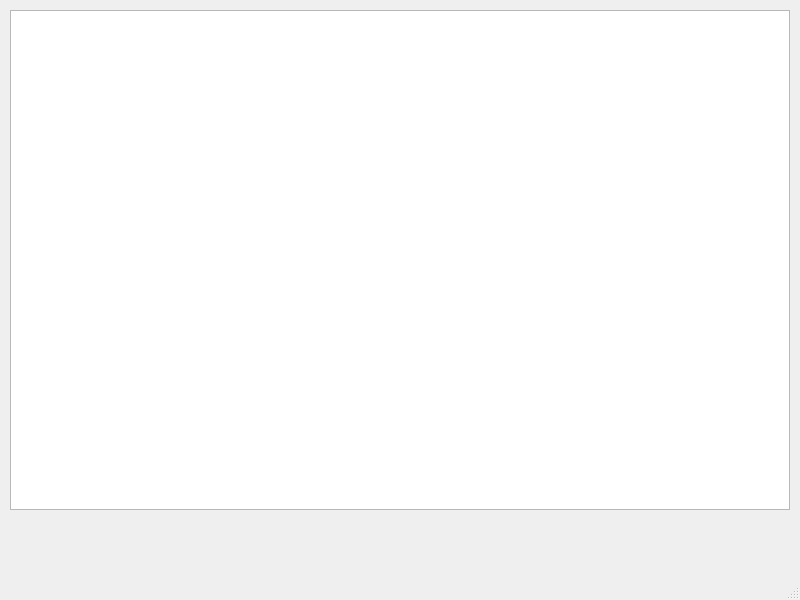
Old version of the form main.ui in the repository Vlas-oleshitsky/-.
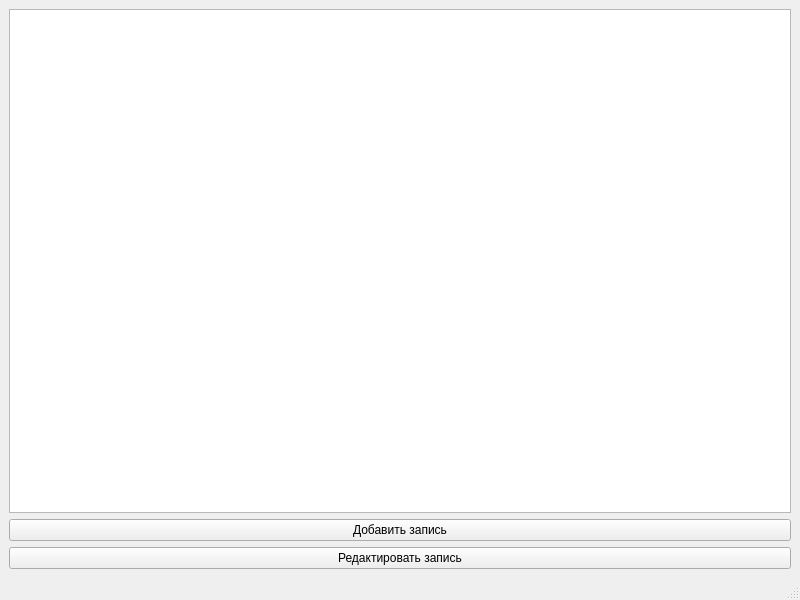
New version of the form.

Commit message: Исправлена база данных, Модифицированна предыдущая программа. Добавлена возможность создавать новую запись о кофе в базе данных и изменять существующие. Добавление и редактирование осуществляется на отдельной форме, интерфейс которой храниться в файле addEditCoffeeForm.ui.

```diff
--- a/main.ui
+++ b/main.ui
@@ -11,16 +11,25 @@
    </rect>
   </property>
   <widget class="QWidget" name="centralwidget">
-   <widget class="QTableWidget" name="tableWidget">
-    <property name="geometry">
-     <rect>
-      <x>10</x>
-      <y>10</y>
-      <width>780</width>
-      <height>500</height>
-     </rect>
-    </property>
-   </widget>
+   <layout class="QVBoxLayout" name="verticalLayout">
+    <item>
+     <widget class="QTableWidget" name="tableWidget"/>
+    </item>
+    <item>
+     <widget class="QPushButton" name="pushButtonAdd">
+      <property name="text">
+       <string>Добавить запись</string>
+      </property>
+     </widget>
+    </item>
+    <item>
+     <widget class="QPushButton" name="pushButtonEdit">
+      <property name="text">
+       <string>Редактировать запись</string>
+      </property>
+     </widget>
+    </item>
+   </layout>
   </widget>
   <widget class="QMenuBar" name="menubar"/>
   <widget class="QStatusBar" name="statusbar"/>
```
Left out of the diff: 7 changed lines with no effect on the pictures. The commit also changes 3 other files.
